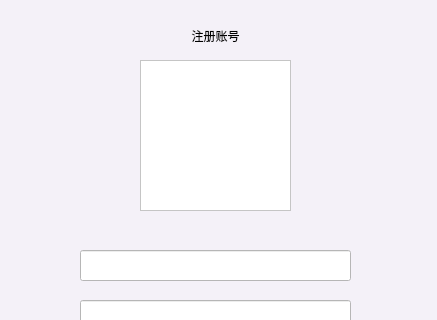
Qt form signin.ui (LawPlusThree/QSyncUi) before a commit; both pictures show x 0 to 437 and y 0 to 320 of the 437 by 519 pixel window.
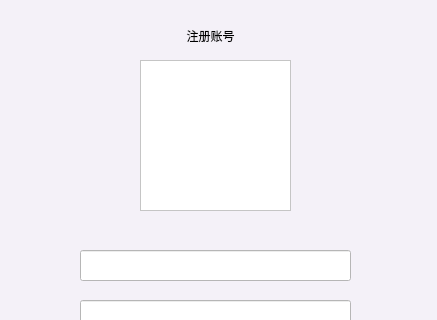
The same form after that commit.

Commit message: 冲突解决

Patch:
```diff
--- a/signin.ui
+++ b/signin.ui
@@ -113,9 +113,9 @@
   <widget class="QLabel" name="SignLabel">
    <property name="geometry">
     <rect>
-     <x>170</x>
+     <x>150</x>
      <y>20</y>
-     <width>91</width>
+     <width>121</width>
      <height>31</height>
     </rect>
    </property>
```
The commit also changes 1 other file.
